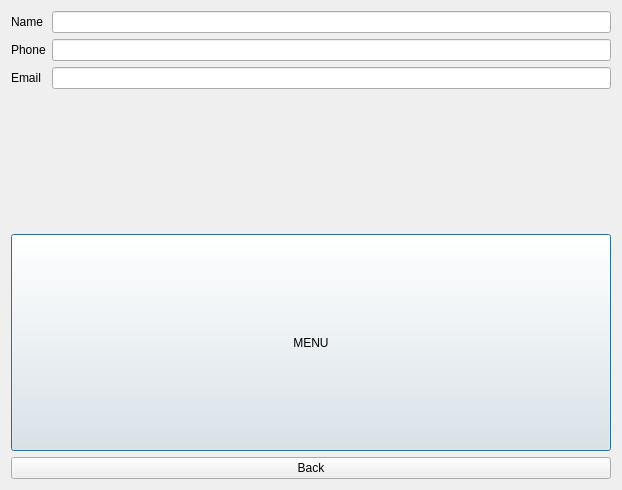
First picture: the form in Ifrad/customer.ui, repository Ridwan230/Restaurant-Management-System, before the edit.
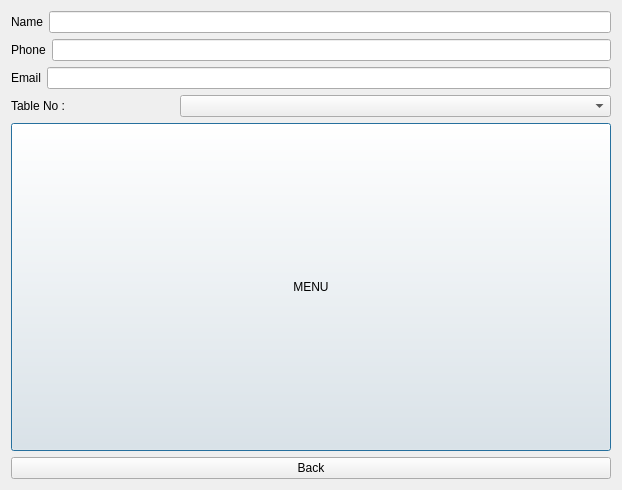
Second picture: the form after the edit.

```diff
--- a/Ifrad/customer.ui
+++ b/Ifrad/customer.ui
@@ -13,42 +13,88 @@
   <property name="windowTitle">
    <string>Dialog</string>
   </property>
-  <layout class="QGridLayout" name="gridLayout">
-   <item row="1" column="0">
-    <layout class="QFormLayout" name="formLayout">
-     <item row="0" column="0">
+  <layout class="QVBoxLayout" name="verticalLayout_2">
+   <item>
+    <layout class="QVBoxLayout" name="verticalLayout">
+     <item>
+      <layout class="QHBoxLayout" name="horizontalLayout_3">
+       <item>
       <widget class="QLabel" name="label">
        <property name="text">
         <string>Name</string>
        </property>
       </widget>
      </item>
-     <item row="0" column="1">
+       <item>
       <widget class="QLineEdit" name="Cus_nameline"/>
      </item>
-     <item row="1" column="0">
+      </layout>
+     </item>
+     <item>
+      <layout class="QHBoxLayout" name="horizontalLayout_2">
+       <item>
       <widget class="QLabel" name="label_3">
        <property name="text">
         <string>Phone</string>
        </property>
       </widget>
      </item>
-     <item row="2" column="1">
-      <widget class="QLineEdit" name="lineEdit_3"/>
-     </item>
-     <item row="1" column="1">
+       <item>
       <widget class="QLineEdit" name="Cus_phoneline"/>
      </item>
-     <item row="2" column="0">
+      </layout>
+     </item>
+     <item>
+      <layout class="QHBoxLayout" name="horizontalLayout">
+       <item>
       <widget class="QLabel" name="label_2">
        <property name="text">
         <string>Email</string>
        </property>
       </widget>
      </item>
-    </layout>
-   </item>
-   <item row="2" column="0">
+       <item>
+        <widget class="QLineEdit" name="lineEdit_3"/>
+       </item>
+      </layout>
+     </item>
+     <item>
+      <layout class="QHBoxLayout" name="horizontalLayout_4">
+       <item>
+        <widget class="QLabel" name="label_4">
+         <property name="text">
+          <string>Table No :</string>
+         </property>
+        </widget>
+       </item>
+       <item>
+        <widget class="QComboBox" name="comboBox">
+         <property name="enabled">
+          <bool>true</bool>
+         </property>
+         <property name="minimumSize">
+          <size>
+           <width>431</width>
+           <height>0</height>
+          </size>
+         </property>
+         <property name="maximumSize">
+          <size>
+           <width>16777215</width>
+           <height>22</height>
+          </size>
+         </property>
+         <property name="editable">
+          <bool>false</bool>
+         </property>
+         <property name="currentIndex">
+          <number>-1</number>
+         </property>
+        </widget>
+       </item>
+      </layout>
+     </item>
+     <item>
     <widget class="QPushButton" name="Menu_PushButton">
      <property name="sizePolicy">
       <sizepolicy hsizetype="Minimum" vsizetype="Preferred">
@@ -61,12 +107,14 @@
      </property>
     </widget>
    </item>
-   <item row="3" column="0">
+     <item>
     <widget class="QPushButton" name="back_pushButton">
      <property name="text">
       <string>Back</string>
      </property>
     </widget>
+     </item>
+    </layout>
    </item>
   </layout>
  </widget>
```
Lines whose indentation alone changed are shown as unchanged.
